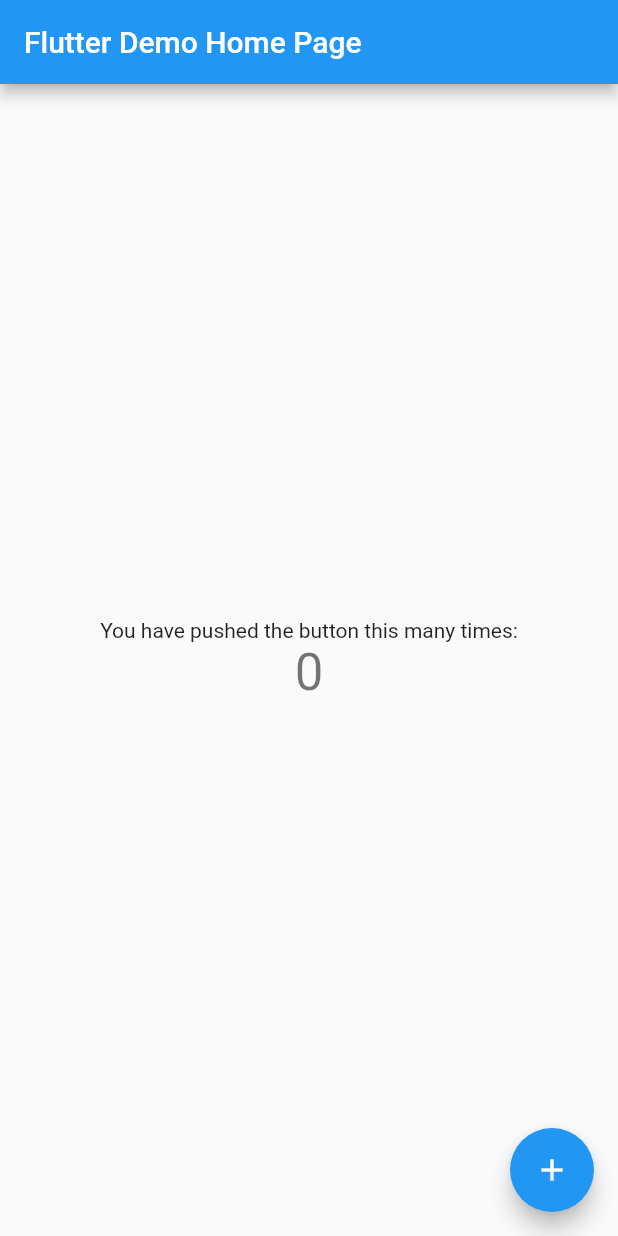
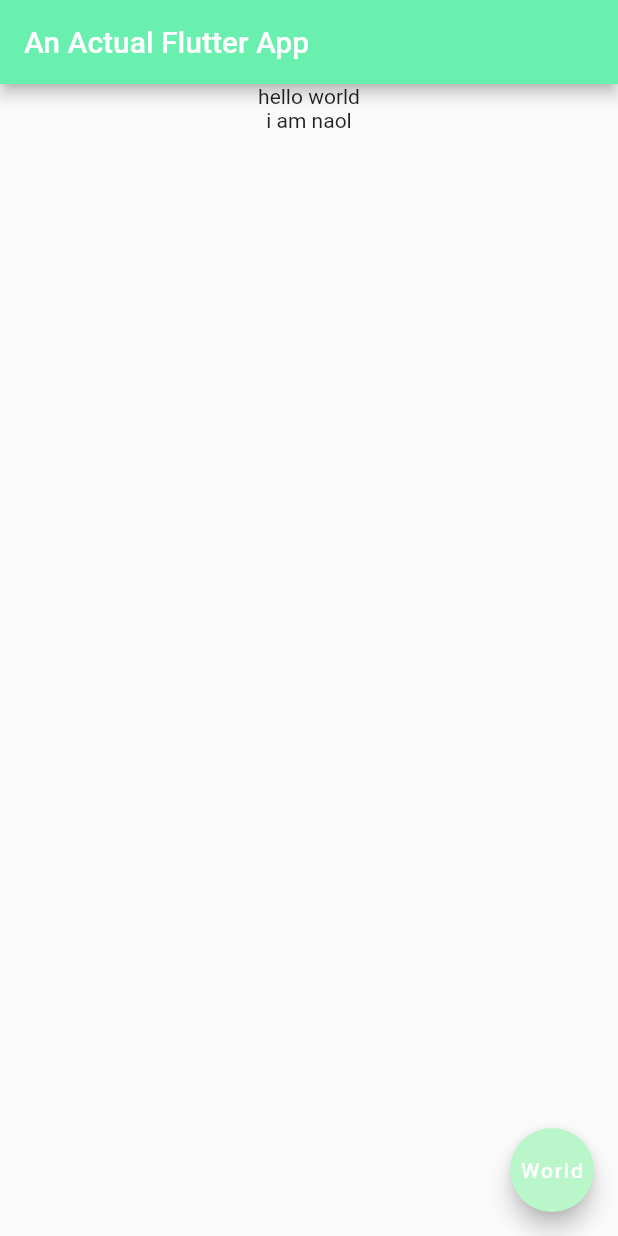
Before and after one commit to naolArega/my_test_flutter_app, a Flutter app: the screen it shows after launch, on a phone screen of 412 x 824 dp. Run offline on Flutter 3.47's test engine with Material 2 defaults, Android fonts, the phone set to English and light mode, and no system bars.

Commit message:
Widgets basics

```diff
--- a/lib/main.dart
+++ b/lib/main.dart
@@ -1,113 +1,27 @@
 import 'package:flutter/material.dart';
 
 void main() {
-  runApp(MyApp());
-}
-
-class MyApp extends StatelessWidget {
-  // This widget is the root of your application.
-  @override
-  Widget build(BuildContext context) {
-    return MaterialApp(
-      title: 'Flutter Demo',
-      theme: ThemeData(
-        // This is the theme of your application.
-        //
-        // Try running your application with "flutter run". You'll see the
-        // application has a blue toolbar. Then, without quitting the app, try
-        // changing the primarySwatch below to Colors.green and then invoke
-        // "hot reload" (press "r" in the console where you ran "flutter run",
-        // or simply save your changes to "hot reload" in a Flutter IDE).
-        // Notice that the counter didn't reset back to zero; the application
-        // is not restarted.
-        primarySwatch: Colors.blue,
-      ),
-      home: MyHomePage(title: 'Flutter Demo Home Page'),
-    );
-  }
-}
-
-class MyHomePage extends StatefulWidget {
-  MyHomePage({Key? key, required this.title}) : super(key: key);
-
-  // This widget is the home page of your application. It is stateful, meaning
-  // that it has a State object (defined below) that contains fields that affect
-  // how it looks.
-
-  // This class is the configuration for the state. It holds the values (in this
-  // case the title) provided by the parent (in this case the App widget) and
-  // used by the build method of the State. Fields in a Widget subclass are
-  // always marked "final".
-
-  final String title;
-
-  @override
-  _MyHomePageState createState() => _MyHomePageState();
-}
-
-class _MyHomePageState extends State<MyHomePage> {
-  int _counter = 0;
-
-  void _incrementCounter() {
-    setState(() {
-      // This call to setState tells the Flutter framework that something has
-      // changed in this State, which causes it to rerun the build method below
-      // so that the display can reflect the updated values. If we changed
-      // _counter without calling setState(), then the build method would not be
-      // called again, and so nothing would appear to happen.
-      _counter++;
-    });
-  }
-
-  @override
-  Widget build(BuildContext context) {
-    // This method is rerun every time setState is called, for instance as done
-    // by the _incrementCounter method above.
-    //
-    // The Flutter framework has been optimized to make rerunning build methods
-    // fast, so that you can just rebuild anything that needs updating rather
-    // than having to individually change instances of widgets.
-    return Scaffold(
+  runApp(
+    MaterialApp(
+      home: Scaffold(
         appBar: AppBar(
-        // Here we take the value from the MyHomePage object that was created by
-        // the App.build method, and use it to set our appbar title.
-        title: Text(widget.title),
+          title: Text('An Actual Flutter App'),
+          backgroundColor: Colors.greenAccent,
         ),
         body: Center(
-        // Center is a layout widget. It takes a single child and positions it
-        // in the middle of the parent.
           child: Column(
-          // Column is also a layout widget. It takes a list of children and
-          // arranges them vertically. By default, it sizes itself to fit its
-          // children horizontally, and tries to be as tall as its parent.
-          //
-          // Invoke "debug painting" (press "p" in the console, choose the
-          // "Toggle Debug Paint" action from the Flutter Inspector in Android
-          // Studio, or the "Toggle Debug Paint" command in Visual Studio Code)
-          // to see the wireframe for each widget.
-          //
-          // Column has various properties to control how it sizes itself and
-          // how it positions its children. Here we use mainAxisAlignment to
-          // center the children vertically; the main axis here is the vertical
-          // axis because Columns are vertical (the cross axis would be
-          // horizontal).
-          mainAxisAlignment: MainAxisAlignment.center,
-          children: <Widget>[
-            Text(
-              'You have pushed the button this many times:',
-            ),
-            Text(
-              '$_counter',
-              style: Theme.of(context).textTheme.headline4,
-            ),
+            children: [
+              Text('hello world'),
+              Text('i am naol')
             ],
           ),
         ),
         floatingActionButton: FloatingActionButton(
-        onPressed: _incrementCounter,
-        tooltip: 'Increment',
-        child: Icon(Icons.add),
-      ), // This trailing comma makes auto-formatting nicer for build methods.
+          onPressed: () => print('hello world'),
+          child: Text('World'),
+          backgroundColor: Colors.greenAccent[100],
+        ),
+      ),
+    )
   );
 }
-}
```
Also changed, not shown: 1 other file. Lines whose indentation alone changed are shown as unchanged.
